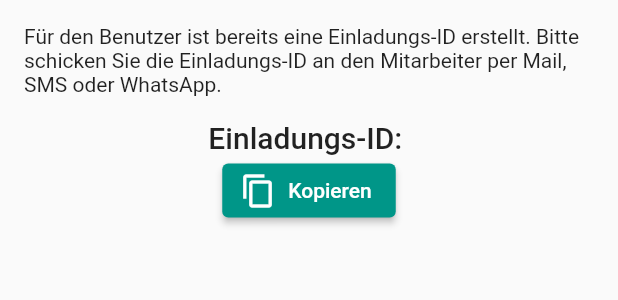
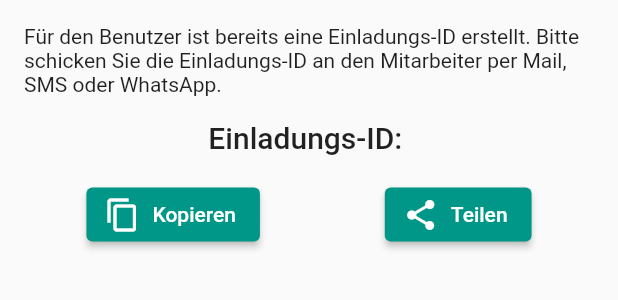
Before and after one commit to grundid/company-man, a Flutter app: the _InvitationAvailableWidget widget shown alone on an empty page, opened directly with empty values, on a phone screen of 412 x 824 dp. Shown: the top 300 px of the screen. Run offline on Flutter 3.47's test engine with Material 2 defaults, Android fonts, the light colour scheme and no system bars; our stand-ins replace bloc, cloud_firestore, connectivity_plus, csv, firebase_auth, firebase_core and 8 more; missing offline and left inert: universal_html; accounts and stored records are empty.

Commit message:
add share button for inviteId

```diff
--- a/lib/company/employee/employee_user_widget.dart
+++ b/lib/company/employee/employee_user_widget.dart
@@ -1,7 +1,10 @@
+import 'dart:io';
+
 import 'package:flutter/material.dart';
 import 'package:flutter/services.dart';
 import 'package:flutter_bloc/flutter_bloc.dart';
 import 'package:flutter_form_builder/flutter_form_builder.dart';
+import 'package:share_plus/share_plus.dart';
 import 'package:smallbusiness/auth/app_context.dart';
 import 'package:smallbusiness/company/employee/employee_user_cubit.dart';
 import 'package:provider/provider.dart';
@@ -151,8 +154,13 @@ class _InvitationAvailableWidget extends StatelessWidget {
           children: [
             Text(
               "Einladungs-ID: $inviteId",
-              style: Theme.of(context).textTheme.headline6,
+              style: Theme.of(context).textTheme.titleLarge,
             ),
+            Padding(
+              padding: const EdgeInsets.only(top: 16),
+              child: Row(
+                mainAxisAlignment: MainAxisAlignment.spaceAround,
+                children: [
                   ElevatedButton.icon(
                     label: Text("Kopieren"),
                     icon: Icon(Icons.copy),
@@ -164,6 +172,16 @@ class _InvitationAvailableWidget extends StatelessWidget {
                         ),
                       );
                     },
+                  ),
+                  ElevatedButton.icon(
+                    label: Text("Teilen"),
+                    icon: Icon(Platform.isIOS ? Icons.ios_share : Icons.share),
+                    onPressed: () async {
+                      Share.share(inviteId);
+                    },
+                  )
+                ],
+              ),
             )
           ],
         ),
```
Lines whose indentation alone changed are shown as unchanged.
